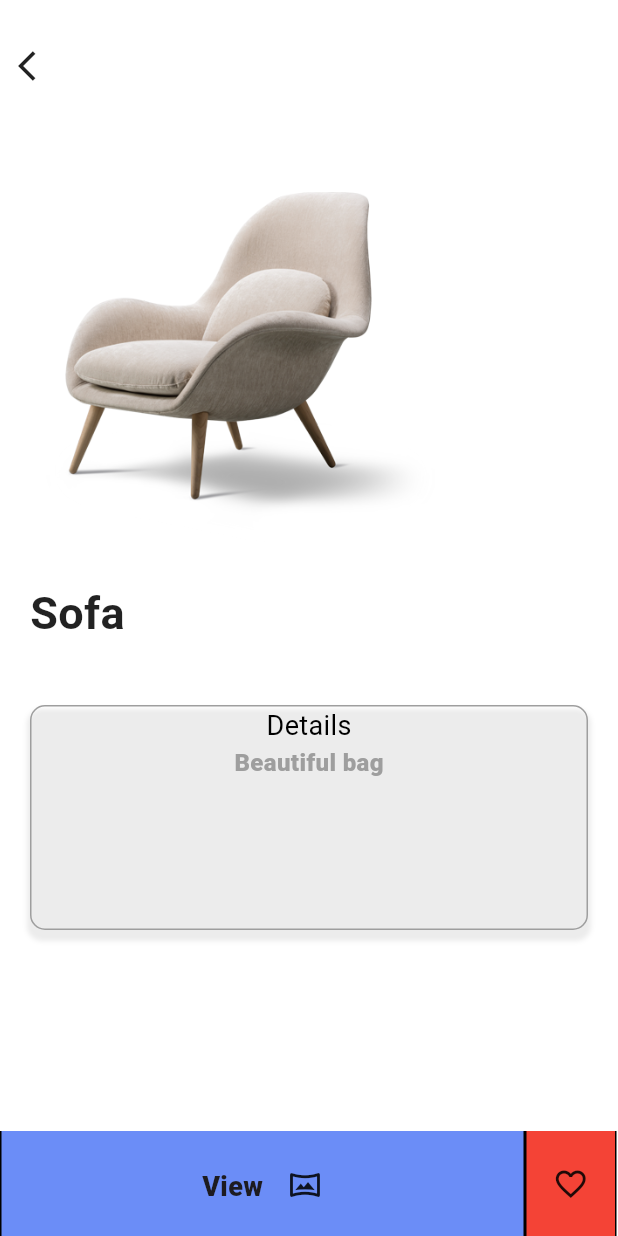
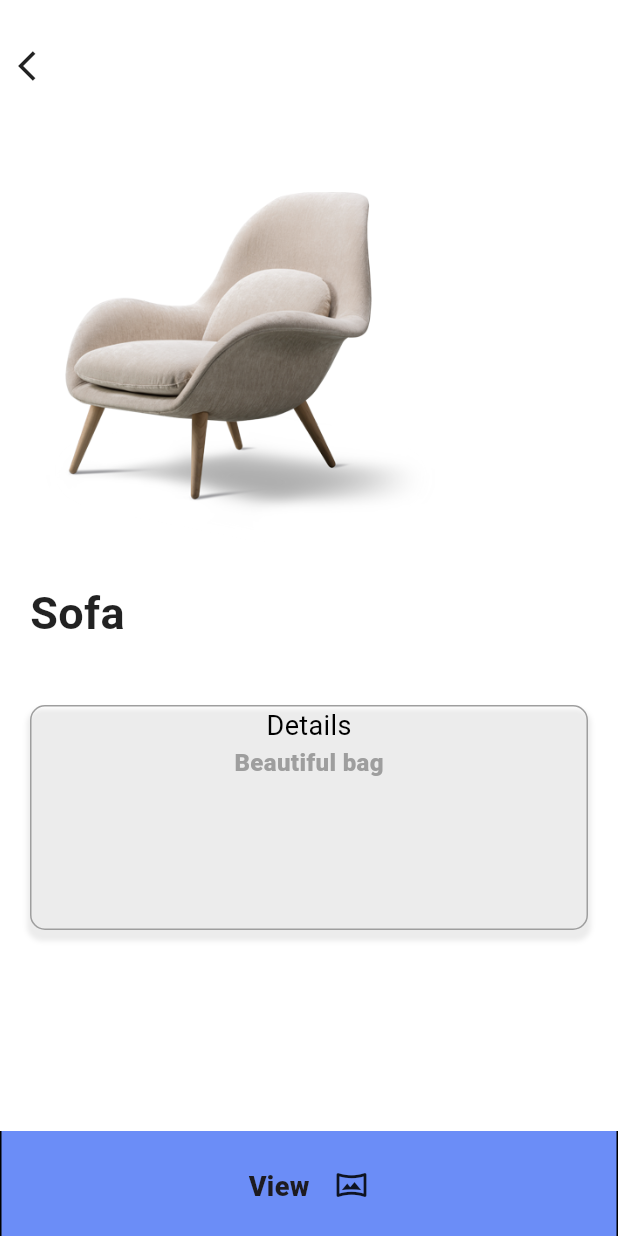
Before and after one commit to Aadithyakr/AR-interior-designer, a Flutter app: the ProductPage screen opened directly with sample values from the repository, on a phone screen of 412 x 824 dp. Run offline on Flutter 3.47's test engine with Material 3 defaults, Android fonts, the phone set to English and light mode, and no system bars; our stand-ins replace cloud_firestore, equatable, firebase_auth, firebase_core, flutter_bloc, flutter_svg and 3 more; missing offline and left inert: model_viewer_plus; accounts and stored records are empty; Roboto replaces fonts that are missing (Montserrat, NunitoSans).

Commit message:
navigation fix

```diff
--- a/lib/screens/product_view.dart
+++ b/lib/screens/product_view.dart
@@ -113,8 +113,8 @@ class ProductPageState extends State<ProductPage> {
             alignment: Alignment.bottomLeft,
             child: Row(
               children: [
-                Container(
-                  width: 350,
+                Expanded(
+                  child: Container(
                     decoration: const BoxDecoration(
                       border: Border.symmetric(vertical: BorderSide()),
                       color: Color.fromARGB(188, 54, 101, 244),
@@ -132,36 +132,41 @@ class ProductPageState extends State<ProductPage> {
                         );
                       },
                       child: const Center(
-                      child: Wrap(
+                        child: Row(
+                          crossAxisAlignment: CrossAxisAlignment.center,
+                          mainAxisAlignment: MainAxisAlignment.center,
                           children: [
                             Padding(
                               padding: EdgeInsets.all(8.0),
                               child: Text(
                                 'View',
                                 style: TextStyle(
-                                  fontSize: 18, fontWeight: FontWeight.w900),
+                                  fontSize: 18,
+                                  fontWeight: FontWeight.w900,
+                                ),
                               ),
                             ),
                             Padding(
                               padding: EdgeInsets.all(8.0),
                               child: Icon(Icons.vrpano_outlined),
-                          )
+                            ),
                           ],
                         ),
                       ),
                     ),
                   ),
-                Container(
-                  width: 61,
-                  decoration: const BoxDecoration(
-                    border: Border.symmetric(vertical: BorderSide()),
-                    color: Colors.red,
                 ),
-                  padding: const EdgeInsets.symmetric(vertical: 16.0),
-                  height: 70,
-                  child:
-                      const Center(child: Icon(Icons.favorite_border_outlined)),
-                ),
+                // Expanded(
+                //   child: Container(
+                //     decoration: const BoxDecoration(
+                //       border: Border.symmetric(vertical: BorderSide()),
+                //       color: Colors.red,
+                //     ),
+                //     height: 70,
+                //     child: const Center(
+                //         child: Icon(Icons.favorite_border_outlined)),
+                //   ),
+                // ),
               ],
             ),
           ),
```
Also changed, not shown: lib/screens/favourite_view.dart (+8 -0 lines), lib/screens/homepage/components/popular_product.dart (+15 -4 lines). Lines whose indentation alone changed are shown as unchanged.
